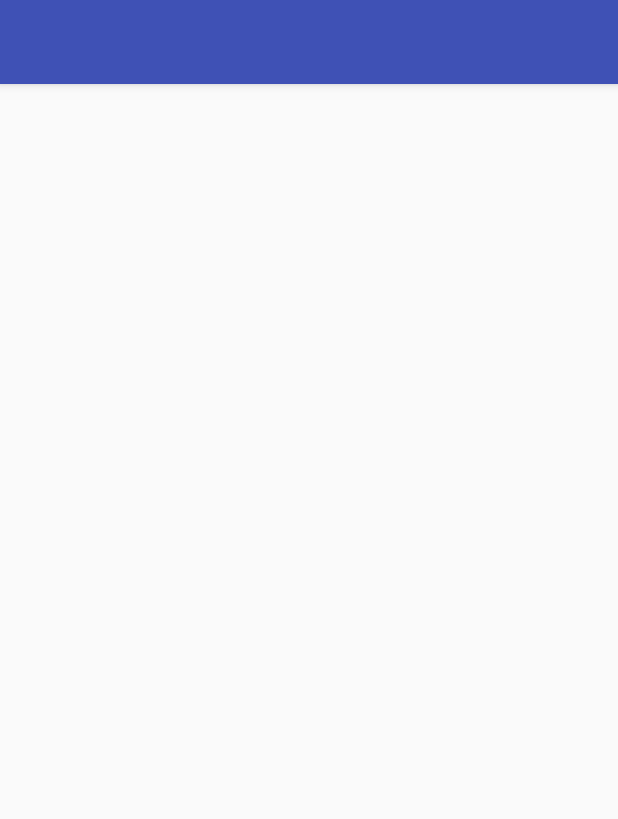
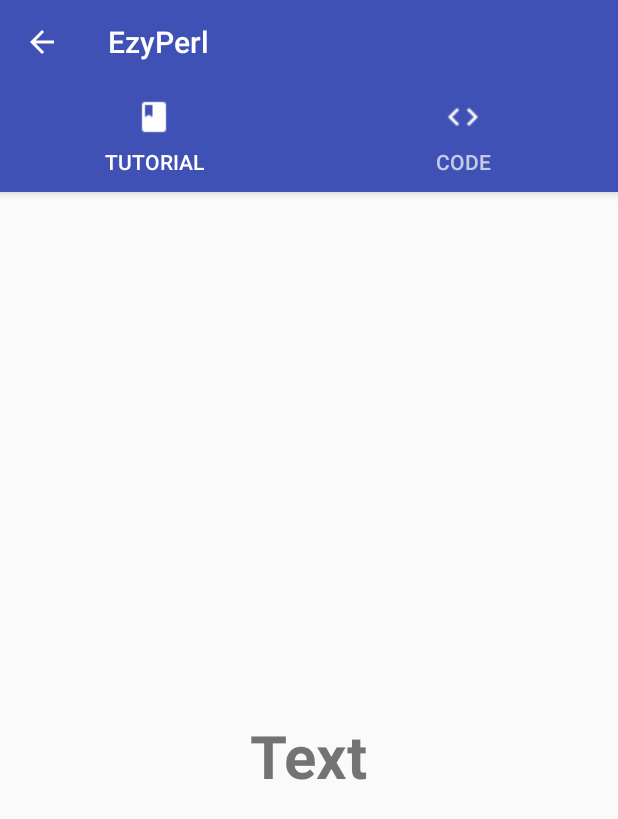
Before and after one commit to redoy-ahmed/EzyPerl, an Android app: the TutorialDetailsActivity screen opened directly, with no data from a screen before it, on a phone screen of 412 x 824 dp. Shown: the top 819 px of the screen. Run offline under Robolectric (Android 15) with nearby library versions, the phone set to English and light mode, and no system bars; our stand-ins replace ButterKnife, sdp/ssp sizes; libraries missing offline, so code that uses them is left out: io.github.kbiakov.codeview; 1 statement that could not run was skipped.

Commit message:
tutorial and code tab added

```diff
--- a/app/src/main/java/com/example/redoyahmed/ezyperl/Activity/TutorialDetailsActivity.java
+++ b/app/src/main/java/com/example/redoyahmed/ezyperl/Activity/TutorialDetailsActivity.java
@@ -1,19 +1,90 @@
 package com.example.redoyahmed.ezyperl.Activity;
 
+import android.os.Bundle;
+import android.support.design.widget.TabLayout;
+import android.support.v4.app.Fragment;
+import android.support.v4.app.FragmentManager;
+import android.support.v4.app.FragmentPagerAdapter;
+import android.support.v4.view.ViewPager;
 import android.support.v7.app.AppCompatActivity;
-import android.os.Bundle;
+import android.support.v7.widget.Toolbar;
 
+import com.example.redoyahmed.ezyperl.Fragment.FragmentTutorialCode;
+import com.example.redoyahmed.ezyperl.Fragment.FragmentTutorialText;
 import com.example.redoyahmed.ezyperl.R;
+
+import java.util.ArrayList;
+import java.util.List;
 
 import butterknife.BindView;
 import butterknife.ButterKnife;
 
 public class TutorialDetailsActivity extends AppCompatActivity {
 
+    @BindView(R.id.toolbar)
+    public Toolbar toolbar;
+
+    @BindView(R.id.tabs)
+    public TabLayout tabLayout;
+
+    @BindView(R.id.viewpager)
+    public ViewPager viewPager;
+
     @Override
     protected void onCreate(Bundle savedInstanceState) {
         super.onCreate(savedInstanceState);
         setContentView(R.layout.activity_tutorial_details);
         ButterKnife.bind(this);
+        loadDataIntoWidgets();
+    }
+
+    private void loadDataIntoWidgets() {
+        setSupportActionBar(toolbar);
+        getSupportActionBar().setHomeButtonEnabled(true);
+        getSupportActionBar().setDisplayHomeAsUpEnabled(true);
+        setupViewPager();
+        tabLayout.setupWithViewPager(viewPager);
+        setupTabIcons();
+    }
+
+    private void setupTabIcons() {
+        tabLayout.getTabAt(0).setIcon(R.drawable.tutorial_tab);
+        tabLayout.getTabAt(1).setIcon(R.drawable.code_tab);
+    }
+
+    private void setupViewPager() {
+        ViewPagerAdapter adapter = new ViewPagerAdapter(getSupportFragmentManager());
+        adapter.addFrag(new FragmentTutorialText(), "Tutorial");
+        adapter.addFrag(new FragmentTutorialCode(), "Code");
+        viewPager.setAdapter(adapter);
+    }
+
+    class ViewPagerAdapter extends FragmentPagerAdapter {
+        private final List<Fragment> mFragmentList = new ArrayList<>();
+        private final List<String> mFragmentTitleList = new ArrayList<>();
+
+        public ViewPagerAdapter(FragmentManager manager) {
+            super(manager);
+        }
+
+        @Override
+        public Fragment getItem(int position) {
+            return mFragmentList.get(position);
+        }
+
+        @Override
+        public int getCount() {
+            return mFragmentList.size();
+        }
+
+        public void addFrag(Fragment fragment, String title) {
+            mFragmentList.add(fragment);
+            mFragmentTitleList.add(title);
+        }
+
+        @Override
+        public CharSequence getPageTitle(int position) {
+            return mFragmentTitleList.get(position);
+        }
     }
 }
--- a/app/src/main/java/com/example/redoyahmed/ezyperl/Adapters/RecyclerViewAdapterTutorial.java
+++ b/app/src/main/java/com/example/redoyahmed/ezyperl/Adapters/RecyclerViewAdapterTutorial.java
@@ -1,6 +1,7 @@
 package com.example.redoyahmed.ezyperl.Adapters;
 
 import android.content.Context;
+import android.content.Intent;
 import android.graphics.Color;
 import android.support.v4.app.FragmentManager;
 import android.support.v7.widget.RecyclerView;
@@ -11,10 +12,10 @@ import android.widget.ImageView;
 import android.widget.RelativeLayout;
 import android.widget.TextView;
 
+import com.example.redoyahmed.ezyperl.Activity.TutorialDetailsActivity;
 import com.example.redoyahmed.ezyperl.Model.TutorialItems;
 import com.example.redoyahmed.ezyperl.R;
 
-import java.util.ArrayList;
 import java.util.List;
 import java.util.Random;
 
@@ -59,7 +60,7 @@ public class RecyclerViewAdapterTutorial extends RecyclerView.Adapter<RecyclerVi
         return this.itemList.size();
     }
 
-    public static class RecyclerViewHolderTutorial extends RecyclerView.ViewHolder {
+    public class RecyclerViewHolderTutorial extends RecyclerView.ViewHolder {
 
         @BindView(R.id.list_item_textView)
         public TextView itemName;
@@ -74,21 +75,15 @@ public class RecyclerViewAdapterTutorial extends RecyclerView.Adapter<RecyclerVi
             super(itemView);
             ButterKnife.bind(this, itemView);
 
-            /*Fragment mFragment;
-
-            if (getAdapterPosition() == 0) {
-                mFragment = new FragmentTutorial();
-            } else if (getAdapterPosition() == 1) {
-                mFragment = new FragmentPractise();
-            } else if (getAdapterPosition() == 1) {
-                mFragment = new FragmentQuiz();
-            } else {
-                mFragment = new FragmentLinks();
-            }
-
-            if (mFragment != null) {
-                fragmentManager.beginTransaction().replace(R.id.container, mFragment).commit();
-            }*/
+            itemView.setOnClickListener(new View.OnClickListener() {
+                @Override
+                public void onClick(View v) {
+                    Intent intent = new Intent(context, TutorialDetailsActivity.class);
+                    /*intent.putExtra("linkTitle", itemList.get(getAdapterPosition()).getName());
+                    intent.putExtra("url", itemList1.get(getAdapterPosition()).getLink());*/
+                    context.startActivity(intent);
+                }
+            });
         }
     }
 }
--- /dev/null
+++ b/app/src/main/java/com/example/redoyahmed/ezyperl/Fragment/FragmentTutorialCode.java
@@ -0,0 +1,54 @@
+package com.example.redoyahmed.ezyperl.Fragment;
+
+import android.os.Bundle;
+import android.support.v4.app.Fragment;
+import android.view.LayoutInflater;
+import android.view.View;
+import android.view.ViewGroup;
+
+import com.example.redoyahmed.ezyperl.R;
+
+import butterknife.BindView;
+import butterknife.ButterKnife;
+import io.github.kbiakov.codeview.CodeView;
+
+public class FragmentTutorialCode extends Fragment {
+
+    @BindView(R.id.code_view)
+    public CodeView codeView;
+
+    View rootView;
+
+    public FragmentTutorialCode() {
+        // Required empty public constructor
+    }
+
+    @Override
+    public void onCreate(Bundle savedInstanceState) {
+        super.onCreate(savedInstanceState);
+    }
+
+    @Override
+    public View onCreateView(LayoutInflater inflater, ViewGroup container, Bundle savedInstanceState) {
+        rootView = inflater.inflate(R.layout.fragment_tutorial_code, container, false);
+        ButterKnife.bind(this, rootView);
+
+        loadDataIntoWidgets();
+
+        return rootView;
+    }
+
+    private void loadDataIntoWidgets() {
+
+        codeView.setCode("use strict;\n" +
+                "\n" +
+                "my $a = 5;\n" +
+                "while($a > 0) {\n" +
+                "    print \"$a \";\n" +
+                "    $a--;\n" +
+                "}\n" +
+                "print \"\\n\";",
+                "pl");
+
+    }
+}
--- /dev/null
+++ b/app/src/main/java/com/example/redoyahmed/ezyperl/Fragment/FragmentTutorialText.java
@@ -0,0 +1,35 @@
+package com.example.redoyahmed.ezyperl.Fragment;
+
+import android.os.Bundle;
+import android.support.v4.app.Fragment;
+import android.view.LayoutInflater;
+import android.view.View;
+import android.view.ViewGroup;
+
+import com.example.redoyahmed.ezyperl.R;
+
+import butterknife.ButterKnife;
+
+
+public class FragmentTutorialText extends Fragment {
+
+    View rootView;
+
+    public FragmentTutorialText() {
+        // Required empty public constructor
+    }
+
+    @Override
+    public void onCreate(Bundle savedInstanceState) {
+        super.onCreate(savedInstanceState);
+    }
+
+    @Override
+    public View onCreateView(LayoutInflater inflater, ViewGroup container, Bundle savedInstanceState) {
+        rootView = inflater.inflate(R.layout.fragment_tutorial_text, container, false);
+        ButterKnife.bind(this, rootView);
+
+        return rootView;
+    }
+
+}
--- a/app/src/main/res/layout/activity_tutorial_details.xml
+++ b/app/src/main/res/layout/activity_tutorial_details.xml
@@ -1,23 +1,32 @@
-<?xml version="1.0" encoding="utf-8"?>
-<android.support.constraint.ConstraintLayout xmlns:android="http://schemas.android.com/apk/res/android"
+<android.support.design.widget.CoordinatorLayout xmlns:android="http://schemas.android.com/apk/res/android"
     xmlns:app="http://schemas.android.com/apk/res-auto"
-    xmlns:tools="http://schemas.android.com/tools"
     android:layout_width="match_parent"
-    android:layout_height="match_parent"
-    tools:context="com.example.redoyahmed.ezyperl.Activity.TutorialDetailsActivity">
+    android:layout_height="match_parent">
 
     <android.support.design.widget.AppBarLayout
-        android:id="@+id/appbar"
         android:layout_width="match_parent"
         android:layout_height="wrap_content"
-        android:theme="@style/AppTheme.AppBarOverlay">
+        android:theme="@style/ThemeOverlay.AppCompat.Dark.ActionBar">
 
         <android.support.v7.widget.Toolbar
             android:id="@+id/toolbar"
             android:layout_width="match_parent"
             android:layout_height="?attr/actionBarSize"
             android:background="?attr/colorPrimary"
-            app:popupTheme="@style/AppTheme.PopupOverlay" />
+            app:layout_scrollFlags="scroll|enterAlways"
+            app:popupTheme="@style/ThemeOverlay.AppCompat.Light" />
+
+        <android.support.design.widget.TabLayout
+            android:id="@+id/tabs"
+            android:layout_width="match_parent"
+            android:layout_height="wrap_content"
+            app:tabMode="fixed"
+            app:tabGravity="fill"/>
     </android.support.design.widget.AppBarLayout>
 
-</android.support.constraint.ConstraintLayout>
+    <android.support.v4.view.ViewPager
+        android:id="@+id/viewpager"
+        android:layout_width="match_parent"
+        android:layout_height="match_parent"
+        app:layout_behavior="@string/appbar_scrolling_view_behavior" />
+</android.support.design.widget.CoordinatorLayout>
--- /dev/null
+++ b/app/src/main/res/layout/fragment_tutorial_code.xml
@@ -0,0 +1,14 @@
+<RelativeLayout xmlns:android="http://schemas.android.com/apk/res/android"
+    xmlns:tools="http://schemas.android.com/tools"
+    android:layout_width="match_parent"
+    android:layout_height="match_parent"
+    xmlns:app="http://schemas.android.com/apk/res-auto"
+    tools:context=".Activity.MainActivity">
+
+    <io.github.kbiakov.codeview.CodeView
+        android:id="@+id/code_view"
+        android:layout_width="match_parent"
+        android:layout_height="wrap_content"
+        app:animateOnStart="true"/>
+
+</RelativeLayout>
--- /dev/null
+++ b/app/src/main/res/layout/fragment_tutorial_text.xml
@@ -0,0 +1,15 @@
+<RelativeLayout xmlns:android="http://schemas.android.com/apk/res/android"
+    xmlns:tools="http://schemas.android.com/tools"
+    android:layout_width="match_parent"
+    android:layout_height="match_parent"
+    tools:context=".Activity.MainActivity">
+
+    <TextView
+        android:layout_width="wrap_content"
+        android:layout_height="wrap_content"
+        android:text="Text"
+        android:textSize="40dp"
+        android:textStyle="bold"
+        android:layout_centerInParent="true"/>
+
+</RelativeLayout>
```
Also changed, not shown: app/src/main/res/drawable-v21/code_tab.png (added), app/src/main/res/drawable-v21/tutorial_tab.png (added), app/src/main/res/drawable-v21/youtube_logo.png (deleted), app/src/main/res/drawable-v24/code_tab.png (added), app/src/main/res/drawable-v24/tutorial_tab.png (added), app/src/main/res/drawable-v24/youtube_logo.png (deleted), app/src/main/res/drawable/code_tab.png (added), app/src/main/res/drawable/tutorial_tab.png (added), app/src/main/res/drawable/youtube_logo.png (deleted).
